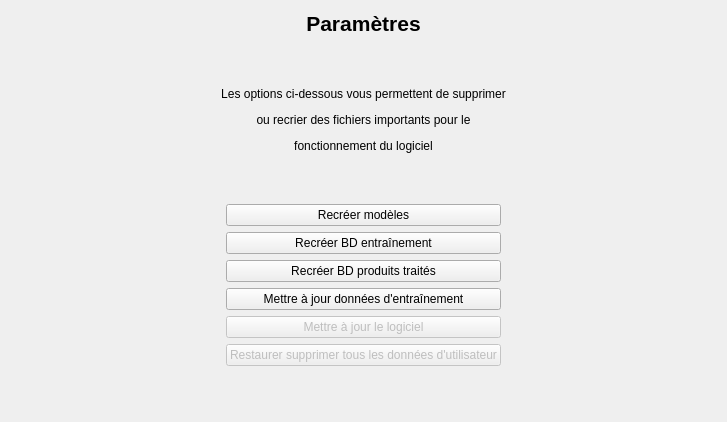
Above: gui/Parametres.ui from WallaceVBB/EpiData before the change. Below: the same form after it.
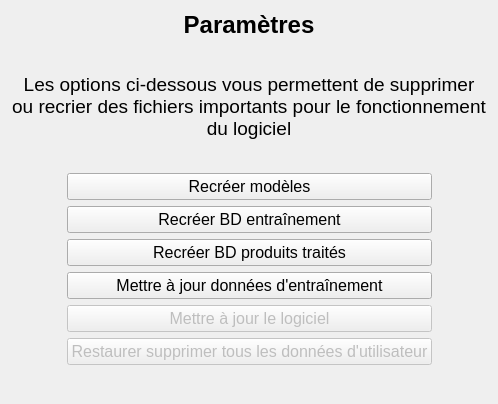
That is the form after the change.

Patch:
```diff
--- a/gui/Parametres.ui
+++ b/gui/Parametres.ui
@@ -6,10 +6,15 @@
    <rect>
     <x>0</x>
     <y>0</y>
-    <width>727</width>
-    <height>422</height>
+    <width>498</width>
+    <height>404</height>
    </rect>
   </property>
+  <property name="font">
+   <font>
+    <pointsize>12</pointsize>
+   </font>
+  </property>
   <property name="windowTitle">
    <string>Form</string>
   </property>
@@ -17,7 +22,7 @@
    <item>
     <widget class="QLabel" name="label">
      <property name="text">
-      <string>&lt;html&gt;&lt;head/&gt;&lt;body&gt;&lt;p align=&quot;center&quot;&gt;&lt;span style=&quot; font-size:16pt; font-weight:700;&quot;&gt;Paramètres&lt;/span&gt;&lt;/p&gt;&lt;/body&gt;&lt;/html&gt;</string>
+      <string>&lt;html&gt;&lt;head/&gt;&lt;body&gt;&lt;p align=&quot;center&quot;&gt;&lt;span style=&quot; font-size:18pt; font-weight:700;&quot;&gt;Paramètres&lt;/span&gt;&lt;/p&gt;&lt;/body&gt;&lt;/html&gt;</string>
      </property>
     </widget>
    </item>
@@ -43,7 +48,10 @@
       <number>0</number>
      </property>
      <property name="text">
-      <string>&lt;html&gt;&lt;head/&gt;&lt;body&gt;&lt;p align=&quot;center&quot;&gt;Les options ci-dessous vous permettent de supprimer&lt;/p&gt;&lt;p align=&quot;center&quot;&gt;ou recrier des fichiers importants pour le&lt;/p&gt;&lt;p align=&quot;center&quot;&gt;fonctionnement du logiciel&lt;/p&gt;&lt;/body&gt;&lt;/html&gt;</string>
+      <string>&lt;html&gt;&lt;head/&gt;&lt;body&gt;&lt;p align=&quot;center&quot;&gt;&lt;span style=&quot; font-size:14pt;&quot;&gt;Les options ci-dessous vous permettent de supprimer ou recrier des fichiers importants pour le fonctionnement du logiciel&lt;/span&gt;&lt;/p&gt;&lt;/body&gt;&lt;/html&gt;</string>
+     </property>
+     <property name="wordWrap">
+      <bool>true</bool>
      </property>
      <property name="indent">
       <number>-1</number>
```
